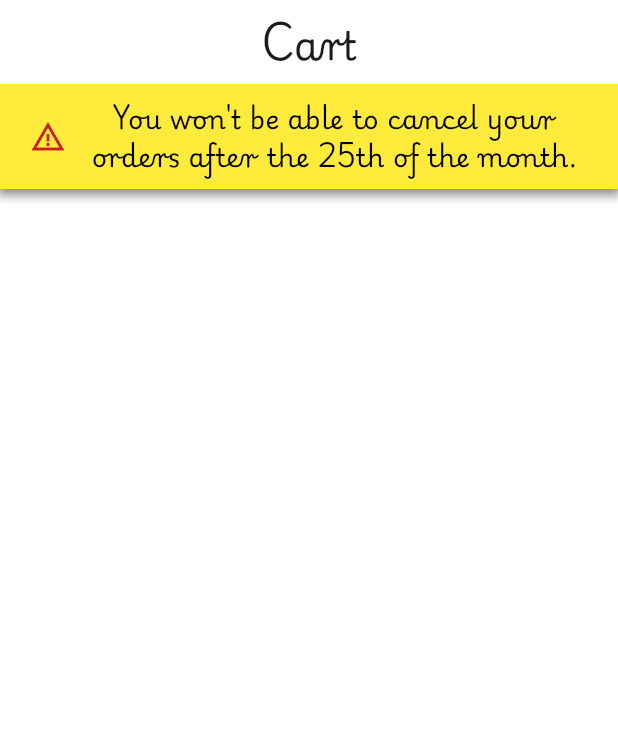
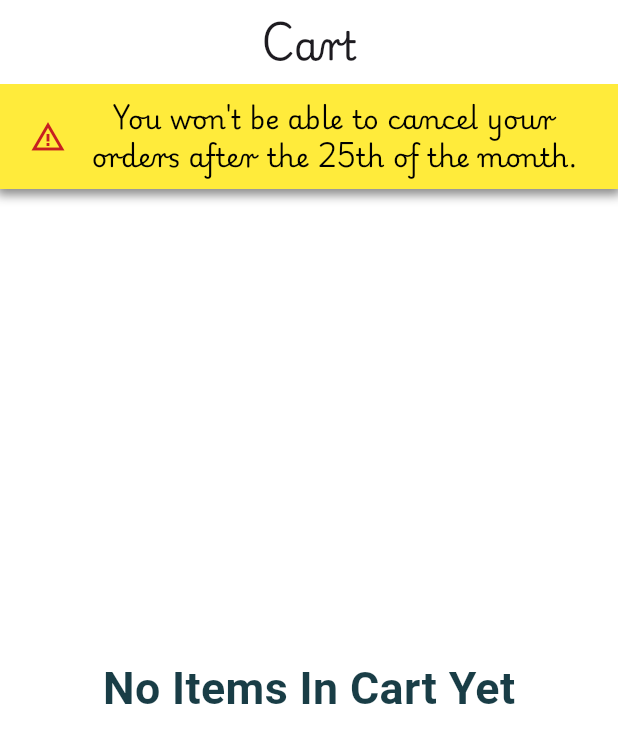
Before and after one commit to Yo0ousef/bekia_pay, a Flutter app: the HomeView screen opened directly, after a tap on the "shopping cart" icon, on a phone screen of 412 x 824 dp. Shown: the top 743 px of the screen. Run offline on Flutter 3.47's test engine with Material 3 defaults, Android fonts, the phone set to English and light mode, and no system bars; our stand-ins replace cached_network_image, carousel_slider, dots_indicator, easy_localization, flutter_bloc, fluttertoast and 4 more; missing offline and left inert: phone_text_field; accounts and stored records are empty; Roboto replaces fonts that are missing (Noto).

Commit message:
fixed the issue in cart screen , used blocProvided.value to avoid closing cubit after screen pop

```diff
--- a/lib/core/shared/logic/cubits/points/points_cubit/points_cubit.dart
+++ b/lib/core/shared/logic/cubits/points/points_cubit/points_cubit.dart
@@ -25,4 +25,7 @@ class PointsCubit extends Cubit<PointsState> {
       },
     );
   }
+  // num returnPoints()async{
+  //   return await _repo.getPoints();
+  // }
 }
--- /dev/null
+++ b/lib/features/cart/ui/widgets/cart_items_list.dart
@@ -0,0 +1,33 @@
+import 'package:bekia_pay/app/theming/theming_typography.dart';
+import 'package:bekia_pay/features/cart/logic/cart_cubit/cart_cubit.dart';
+import 'package:bekia_pay/features/cart/ui/widgets/cart_view_item.dart';
+import 'package:bekia_pay/features/shop/data/models/cart_item_model.dart';
+import 'package:flutter/material.dart';
+import 'package:flutter_bloc/flutter_bloc.dart';
+
+class CartItemsList extends StatelessWidget {
+  const CartItemsList({super.key});
+
+  @override
+  Widget build(BuildContext context) {
+    return BlocBuilder<CartCubit, List<CartItemModel>>(
+      builder: (context, state) {
+        if (state.isEmpty) {
+          return Center(
+            child: Text(
+              "No Items In Cart Yet",
+              style: ThemingTypography.styleBold24(context),
+            ),
+          );
+        }
+        return ListView.builder(
+          itemCount: state.length,
+          itemBuilder: (context, index) {
+            final item = state[index];
+            return CartViewItem(item: item);
+          },
+        );
+      },
+    );
+  }
+}
--- a/lib/features/home/ui/home_view.dart
+++ b/lib/features/home/ui/home_view.dart
@@ -1,10 +1,12 @@
-import 'package:bekia_pay/app/router/app_routes.dart';
 import 'package:bekia_pay/core/shared/logic/cubits/slider_cubit.dart';
 import 'package:bekia_pay/core/shared/widgets/app_name_widget.dart';
+import 'package:bekia_pay/features/cart/logic/cart_cubit/cart_cubit.dart';
 import 'package:bekia_pay/features/chat/ui/chat_view_body.dart';
+import 'package:bekia_pay/features/home/ui/widgets/cart_badge.dart';
 import 'package:bekia_pay/features/home/ui/widgets/custom_bottom_navigation_bar.dart';
 import 'package:bekia_pay/features/home/ui/widgets/home_view_body.dart';
 import 'package:bekia_pay/features/options/ui/options_view_body.dart';
+import 'package:bekia_pay/features/shop/data/models/cart_item_model.dart';
 import 'package:flutter/material.dart';
 import 'package:flutter_bloc/flutter_bloc.dart';
 
@@ -30,11 +32,10 @@ class HomeView extends StatelessWidget {
                   title: AppNameWidget(),
                   centerTitle: true,
                   actions: [
-                    IconButton(
-                      onPressed: () {
-                        Navigator.pushNamed(context, AppRoutes.cart.route);
+                    BlocBuilder<CartCubit, List<CartItemModel>>(
+                      builder: (context, state) {
+                        return CartBadge(count: state.length);
                       },
-                      icon: Icon(Icons.shopping_cart_outlined),
                     ),
                   ],
                 )
--- /dev/null
+++ b/lib/features/home/ui/widgets/cart_badge.dart
@@ -0,0 +1,28 @@
+import 'package:bekia_pay/app/router/app_routes.dart';
+import 'package:bekia_pay/app/theming/app_colors.dart';
+import 'package:flutter/material.dart';
+
+class CartBadge extends StatelessWidget {
+  const CartBadge({super.key, required this.count});
+
+  final int count;
+
+  @override
+  Widget build(BuildContext context) {
+    return Padding(
+      padding: const EdgeInsets.only(right: 16.0),
+      child: Badge(
+        backgroundColor: AppColors.redColor,
+        label: Text(count.toString()),
+        isLabelVisible: count > 0,
+        child: IconButton(
+          icon: const Icon(
+            Icons.shopping_cart_outlined,
+            color: AppColors.disableDarkColor,
+          ),
+          onPressed: () => Navigator.pushNamed(context, AppRoutes.cart.route),
+        ),
+      ),
+    );
+  }
+}
```
Also changed, not shown: lib/app/router/app_router.dart (+30 -24 lines), lib/features/cart/logic/cart_cubit/cart_cubit.dart (+11 -17 lines), lib/features/cart/ui/widgets/cart_view_body.dart (+62 -8 lines), lib/features/cart/ui/widgets/cart_view_item.dart (added, +98 -0 lines).
